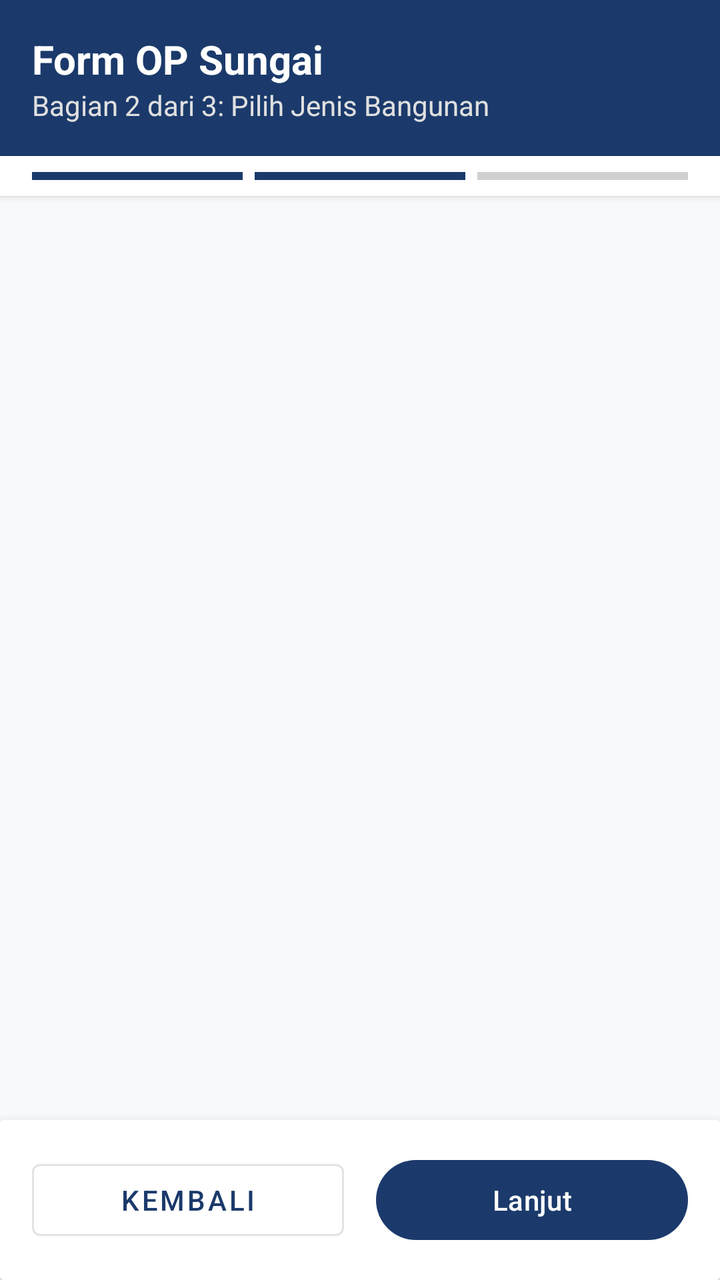
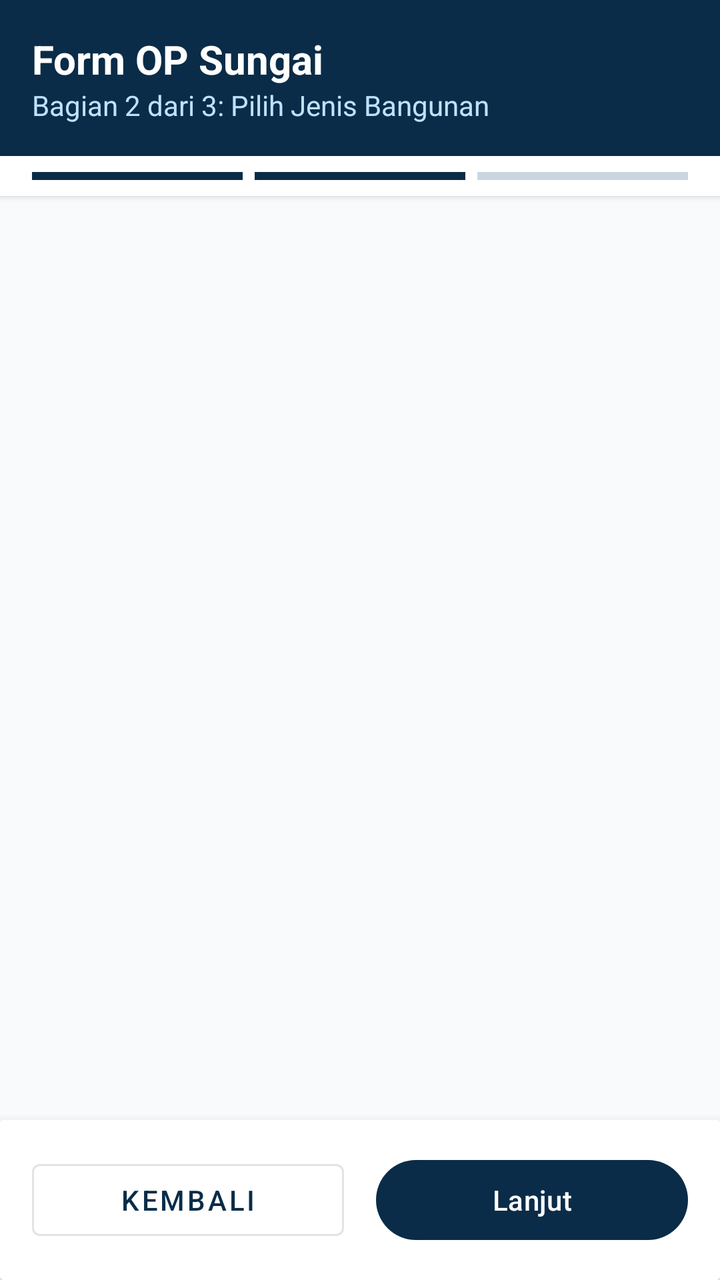

Compare the two renders of this Android layout. The source of the first and the diff that turns it into the second are given below.
<!-- AndroidManifest.xml: application theme Theme.RiverOP -->
<!-- res/layout/activity_pilih_jenis_bangunan.xml -->
<?xml version="1.0" encoding="utf-8"?>
<androidx.constraintlayout.widget.ConstraintLayout
    xmlns:android="http://schemas.android.com/apk/res/android"
    xmlns:app="http://schemas.android.com/apk/res-auto"
    android:layout_width="match_parent"
    android:layout_height="match_parent"
    android:background="#F8F9FA">

    <androidx.constraintlayout.widget.ConstraintLayout
        android:id="@+id/layoutHeader"
        android:layout_width="match_parent"
        android:layout_height="wrap_content"
        android:background="?attr/colorPrimary"
        android:padding="16dp"
        app:layout_constraintTop_toTopOf="parent">

        <TextView
            android:id="@+id/tvHeaderTitle"
            android:layout_width="wrap_content"
            android:layout_height="wrap_content"
            android:text="Form OP Sungai"
            android:textColor="#FFFFFF"
            android:textSize="20sp"
            android:textStyle="bold"
            app:layout_constraintStart_toStartOf="parent"
            app:layout_constraintTop_toTopOf="parent" />

        <TextView
            android:id="@+id/tvHeaderSubtitle"
            android:layout_width="wrap_content"
            android:layout_height="wrap_content"
            android:text="Bagian 2 dari 3: Pilih Jenis Bangunan"
            android:textColor="#E0E0E0"
            android:textSize="14sp"
            app:layout_constraintStart_toStartOf="parent"
            app:layout_constraintTop_toBottomOf="@id/tvHeaderTitle" />

    </androidx.constraintlayout.widget.ConstraintLayout>

    <LinearLayout
        android:id="@+id/layoutProgress"
        android:layout_width="match_parent"
        android:layout_height="wrap_content"
        android:orientation="horizontal"
        android:paddingHorizontal="16dp"
        android:paddingVertical="8dp"
        android:background="#FFFFFF"
        android:elevation="2dp"
        app:layout_constraintTop_toBottomOf="@id/layoutHeader">

        <View
            android:layout_width="0dp"
            android:layout_height="4dp"
            android:layout_weight="1"
            android:layout_marginEnd="4dp"
            android:background="?attr/colorPrimary" />

        <View
            android:layout_width="0dp"
            android:layout_height="4dp"
            android:layout_weight="1"
            android:layout_marginHorizontal="2dp"
            android:background="?attr/colorPrimary" />

        <View
            android:layout_width="0dp"
            android:layout_height="4dp"
            android:layout_weight="1"
            android:layout_marginStart="4dp"
            android:background="#D0D0D0" />
    </LinearLayout>

    <androidx.recyclerview.widget.RecyclerView
        android:id="@+id/rvJenisBangunan"
        android:layout_width="match_parent"
        android:layout_height="0dp"
        android:clipToPadding="false"
        android:paddingBottom="80dp"
        app:layout_constraintTop_toBottomOf="@id/layoutProgress"
        app:layout_constraintBottom_toBottomOf="parent" />

    <androidx.cardview.widget.CardView
        android:id="@+id/cardBottom"
        android:layout_width="match_parent"
        android:layout_height="wrap_content"
        app:cardElevation="8dp"
        app:layout_constraintBottom_toBottomOf="parent">

        <LinearLayout
            android:layout_width="match_parent"
            android:layout_height="wrap_content"
            android:orientation="horizontal"
            android:padding="16dp"
            android:background="#FFFFFF">

            <Button
                android:id="@+id/btnKembali"
                style="@style/Widget.MaterialComponents.Button.OutlinedButton"
                android:layout_width="0dp"
                android:layout_height="wrap_content"
                android:layout_weight="1"
                android:layout_marginEnd="8dp"
                android:text="Kembali" />

            <Button
                android:id="@+id/btnLanjut"
                android:layout_width="0dp"
                android:layout_height="wrap_content"
                android:layout_weight="1"
                android:layout_marginStart="8dp"
                android:text="Lanjut" />

        </LinearLayout>
    </androidx.cardview.widget.CardView>

</androidx.constraintlayout.widget.ConstraintLayout>
<!-- resources referenced by this layout -->
<resources>
  <style name="Theme.RiverOP" parent="Base.Theme.RiverOP" />
  <style name="Base.Theme.RiverOP" parent="Theme.Material3.Light.NoActionBar">
          <item name="colorPrimary">@color/primary</item>
          <item name="colorPrimaryVariant">@color/primary_dark</item>
          <item name="colorSecondary">@color/accent_gold</item>
          <item name="android:colorBackground">@color/background</item>
          <item name="android:windowBackground">@color/background</item>
      </style>
  <color name="primary">#1B3A6B</color>
  <color name="primary_dark">#0F2347</color>
  <color name="accent_gold">#D4A017</color>
  <color name="background">#F5F5F5</color>
</resources>

<!-- the commit's change to res/layout/activity_pilih_jenis_bangunan.xml (unified diff, before → after) -->
@@ -4,7 +4,7 @@
     xmlns:app="http://schemas.android.com/apk/res-auto"
     android:layout_width="match_parent"
     android:layout_height="match_parent"
-    android:background="#F8F9FA">
+    android:background="@color/surface_soft">
 
     <androidx.constraintlayout.widget.ConstraintLayout
         android:id="@+id/layoutHeader"
@@ -19,7 +19,7 @@
             android:layout_width="wrap_content"
             android:layout_height="wrap_content"
             android:text="Form OP Sungai"
-            android:textColor="#FFFFFF"
+            android:textColor="@color/white"
             android:textSize="20sp"
             android:textStyle="bold"
             app:layout_constraintStart_toStartOf="parent"
@@ -30,7 +30,7 @@
             android:layout_width="wrap_content"
             android:layout_height="wrap_content"
             android:text="Bagian 2 dari 3: Pilih Jenis Bangunan"
-            android:textColor="#E0E0E0"
+            android:textColor="@color/on_primary_muted"
             android:textSize="14sp"
             app:layout_constraintStart_toStartOf="parent"
             app:layout_constraintTop_toBottomOf="@id/tvHeaderTitle" />
@@ -44,7 +44,7 @@
         android:orientation="horizontal"
         android:paddingHorizontal="16dp"
         android:paddingVertical="8dp"
-        android:background="#FFFFFF"
+        android:background="@color/surface"
         android:elevation="2dp"
         app:layout_constraintTop_toBottomOf="@id/layoutHeader">
 
@@ -67,7 +67,7 @@
             android:layout_height="4dp"
             android:layout_weight="1"
             android:layout_marginStart="4dp"
-            android:background="#D0D0D0" />
+            android:background="@color/line_strong" />
     </LinearLayout>
 
     <androidx.recyclerview.widget.RecyclerView
@@ -91,7 +91,7 @@
             android:layout_height="wrap_content"
             android:orientation="horizontal"
             android:padding="16dp"
-            android:background="#FFFFFF">
+            android:background="@color/surface">
 
             <Button
                 android:id="@+id/btnKembali"
<!-- resource entries referenced after the edit -->
@@ -1,5 +1,10 @@
 <!-- resources referenced by this layout -->
 <resources>
+  <color name="line_strong">#CBD5E1</color>
+  <color name="on_primary_muted">#BEE2FD</color>
+  <color name="surface">#FFFFFF</color>
+  <color name="surface_soft">#F8FAFC</color>
+  <color name="white">#FFFFFF</color>
   <style name="Theme.RiverOP" parent="Base.Theme.RiverOP" />
   <style name="Base.Theme.RiverOP" parent="Theme.Material3.Light.NoActionBar">
           <item name="colorPrimary">@color/primary</item>
@@ -8,9 +13,9 @@
           <item name="android:colorBackground">@color/background</item>
           <item name="android:windowBackground">@color/background</item>
       </style>
-  <color name="primary">#1B3A6B</color>
-  <color name="primary_dark">#0F2347</color>
-  <color name="accent_gold">#D4A017</color>
-  <color name="background">#F5F5F5</color>
+  <color name="primary">#0A2C48</color>
+  <color name="primary_dark">#061523</color>
+  <color name="accent_gold">#EBBD51</color>
+  <color name="background">#FBFCFD</color>
 </resources>
 
